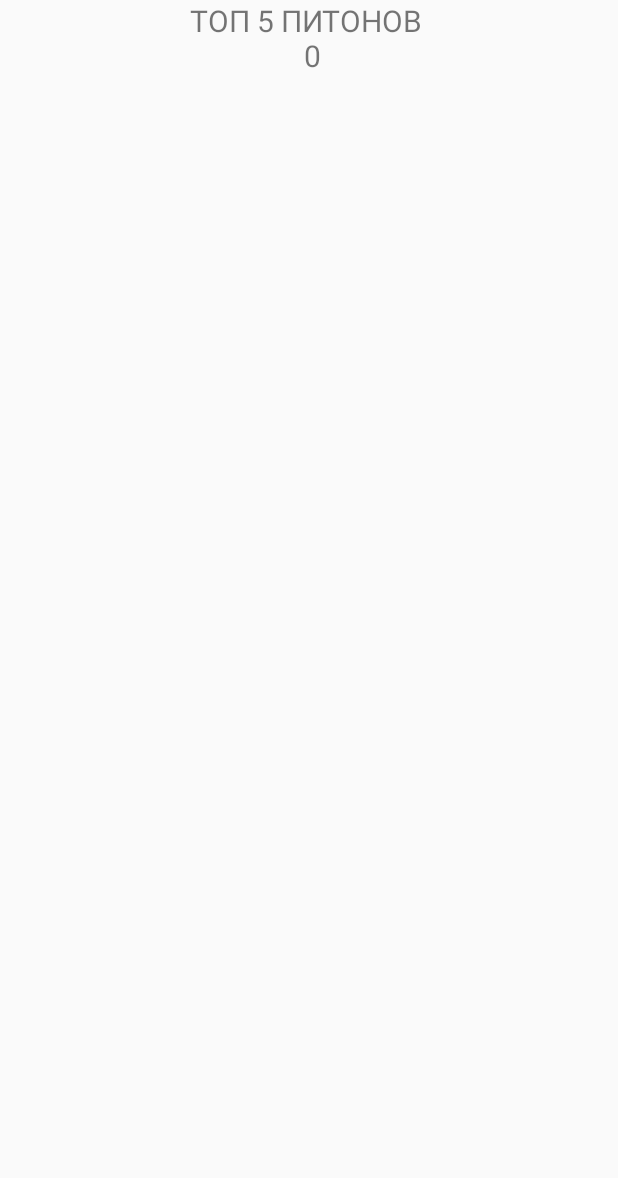
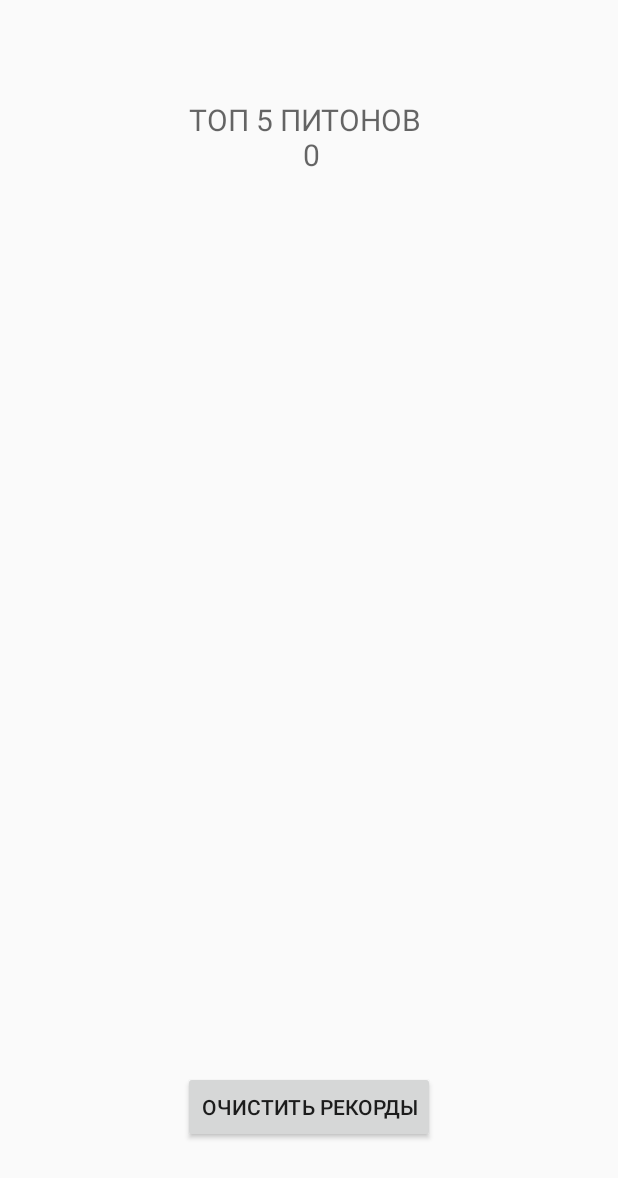
Before and after one commit to RostislavShtanko/Snake-for-android, an Android app: the RecordsActivity screen opened directly, with no data from a screen before it, on a phone screen of 412 x 824 dp. Before the commit the part shown is almost empty. Shown: the top 1178 px of the screen. Run offline under Robolectric (Android 15) with nearby library versions, the phone set to English and light mode, and no system bars.

```diff
--- a/app/src/main/java/com/test/snake/AddRecordActivity.java
+++ b/app/src/main/java/com/test/snake/AddRecordActivity.java
@@ -14,12 +14,11 @@ public class AddRecordActivity extends AppCompatActivity {
 
     private int points;
     private String name;
-    private DatabaseModel databaseModel;
+
     @Override
     protected void onCreate(Bundle savedInstanceState) {
         super.onCreate(savedInstanceState);
         setContentView(R.layout.activity_add_record);
-        databaseModel = new DatabaseModel(MainActivity.getContext());
 
         Bundle extras = getIntent().getExtras();
         if (extras != null) {
@@ -33,7 +32,7 @@ public class AddRecordActivity extends AppCompatActivity {
         EditText mEdit = (EditText)findViewById(R.id.editTextName);
         name = mEdit.getText().toString();
 
-        databaseModel.addRecord(name, points);
+        DatabaseModel.addRecord(name, points);
         Intent intent = new Intent(this, MainActivity.class);
         intent.addFlags(Intent.FLAG_ACTIVITY_CLEAR_TOP | Intent.FLAG_ACTIVITY_SINGLE_TOP);
         startActivity(intent);
--- a/app/src/main/java/com/test/snake/DatabaseModel.java
+++ b/app/src/main/java/com/test/snake/DatabaseModel.java
@@ -10,17 +10,10 @@ import android.database.sqlite.SQLiteDatabase;
  */
 public class DatabaseModel {
 
-    private DatabaseHelper mDatabaseHelper;
-    private SQLiteDatabase mSqLiteDatabase;
+    private static DatabaseHelper mDatabaseHelper = new DatabaseHelper(MainActivity.getAppContext());;
+    private static SQLiteDatabase mSqLiteDatabase = mDatabaseHelper.getWritableDatabase();
 
-    public DatabaseModel(Context context){
-
-        mDatabaseHelper = new DatabaseHelper(context);
-        mSqLiteDatabase = mDatabaseHelper.getWritableDatabase();
-
-    }
-
-    public Cursor getRecords(){
+    public static Cursor getRecords(){
         Cursor cursor = mSqLiteDatabase.query("records", new String[]{
                         "user", "points"}, null,
                 null,
@@ -32,7 +25,7 @@ public class DatabaseModel {
         return cursor;
     }
 
-    public void addRecord(String name, int value) {
+    public static void addRecord(String name, int value) {
         ContentValues values = new ContentValues();
         // Задайте значения для каждого столбца
         values.put("user", name);
@@ -40,4 +33,8 @@ public class DatabaseModel {
         // Вставляем данные в таблицу
         mSqLiteDatabase.insert("records", null, values);
     }
+
+    public static void dropTable(String title) {
+        mSqLiteDatabase.delete(title, null, null);
+    }
 }
--- a/app/src/main/java/com/test/snake/Game.java
+++ b/app/src/main/java/com/test/snake/Game.java
@@ -27,7 +27,6 @@ public class Game extends View {
     private ControlBehavior controlBehavior;
     public static Canvas canvas;
     public static MotionEvent event;
-    private DatabaseModel databaseModel;
 
     private final static float SLIDE_SIZE = 30;
 
@@ -41,7 +40,6 @@ public class Game extends View {
         targetInit();
         this.context = context;
         controlBehavior = new TouchControl(snake);
-        databaseModel = new DatabaseModel(context);
     }
 
     public static void targetInit() {
@@ -93,7 +91,7 @@ public class Game extends View {
     }
 
     private boolean isInTopFive(int currPoints){
-        Cursor cursor = databaseModel.getRecords();
+        Cursor cursor = DatabaseModel.getRecords();
         int count = 1;
         int res = 0;
         while (cursor.moveToNext()) {
--- a/app/src/main/java/com/test/snake/MainActivity.java
+++ b/app/src/main/java/com/test/snake/MainActivity.java
@@ -18,15 +18,15 @@ import android.database.Cursor;
 public class MainActivity extends AppCompatActivity {
 
     private static Context context;
-
     @Override
     protected void onCreate(Bundle savedInstanceState) {
         super.onCreate(savedInstanceState);
         setContentView(R.layout.activity_main);
-        context = getApplicationContext();
+
+        context = this.getApplicationContext();
     }
 
-    public static Context getContext() {
+    public static Context getAppContext() {
         return context;
     }
 
--- a/app/src/main/java/com/test/snake/RecordsActivity.java
+++ b/app/src/main/java/com/test/snake/RecordsActivity.java
@@ -1,27 +1,31 @@
 package com.test.snake;
 
+import android.content.Intent;
 import android.database.Cursor;
 import android.os.Bundle;
 import android.support.v7.app.AppCompatActivity;
 import android.view.Gravity;
+import android.view.View;
+import android.widget.LinearLayout;
+import android.widget.RelativeLayout;
 import android.widget.TextView;
+import android.widget.Toast;
 
 public class RecordsActivity extends AppCompatActivity {
 
-    private DatabaseModel databaseModel;
     @Override
     protected void onCreate(Bundle savedInstanceState) {
         super.onCreate(savedInstanceState);
         setContentView(R.layout.activity_records);
-        databaseModel = new DatabaseModel(MainActivity.getContext());
         putRecordsOnActivity();
     }
 
     private void putRecordsOnActivity(){
-        Cursor cursor = databaseModel.getRecords();
+        Cursor cursor = DatabaseModel.getRecords();
 
-        TextView textView = new TextView(this);
+        TextView textView = (TextView)findViewById(R.id.textViewRecords);
         textView.setTextSize(20);
+        textView.setText("");
         textView.append("ТОП 5 ПИТОНОВ \n");
         textView.setGravity(Gravity.CENTER_HORIZONTAL);
 
@@ -39,8 +43,25 @@ public class RecordsActivity extends AppCompatActivity {
                 break;
             }
         }
-        setContentView(textView);
         cursor.close();
     }
 
+    public void clearClick(View view) {
+        Toast toast;
+        try {
+            DatabaseModel.dropTable("records");
+            toast = Toast.makeText(getApplicationContext(),
+                    "Рекурды успешно очищены!", Toast.LENGTH_SHORT);
+        } catch (NullPointerException e){
+            toast = Toast.makeText(getApplicationContext(),
+                    "Ошибка!", Toast.LENGTH_SHORT);
+            toast.show();
+        }
+        toast.show();
+
+        Intent intent = new Intent(this, MainActivity.class);
+        intent.addFlags(Intent.FLAG_ACTIVITY_CLEAR_TOP | Intent.FLAG_ACTIVITY_SINGLE_TOP);
+        startActivity(intent);
+    }
+
 }
--- a/app/src/main/res/layout/content_records.xml
+++ b/app/src/main/res/layout/content_records.xml
@@ -8,8 +8,28 @@
     android:paddingLeft="@dimen/activity_horizontal_margin"
     android:paddingRight="@dimen/activity_horizontal_margin"
     android:paddingTop="@dimen/activity_vertical_margin"
+    android:id="@+id/record_layout"
     app:layout_behavior="@string/appbar_scrolling_view_behavior"
     tools:context="com.test.snake.RecordsActivity"
     tools:showIn="@layout/activity_records">
 
+    <Button
+        android:layout_width="wrap_content"
+        android:layout_height="wrap_content"
+        android:text="Очистить рекорды"
+        android:id="@+id/button_clear"
+        android:layout_alignParentBottom="true"
+        android:layout_centerHorizontal="true"
+        android:layout_marginBottom="46dp"
+        android:onClick="clearClick" />
+
+    <TextView
+        android:layout_width="wrap_content"
+        android:layout_height="wrap_content"
+        android:textAppearance="?android:attr/textAppearanceMedium"
+        android:text="Medium Text"
+        android:id="@+id/textViewRecords"
+        android:layout_alignParentTop="true"
+        android:layout_centerHorizontal="true"
+        android:layout_marginTop="50dp" />
 </RelativeLayout>
```
Also changed, not shown: app/src/main/java/com/test/snake/DatabaseHelper.java (+1 -0 lines), 1 other file.
